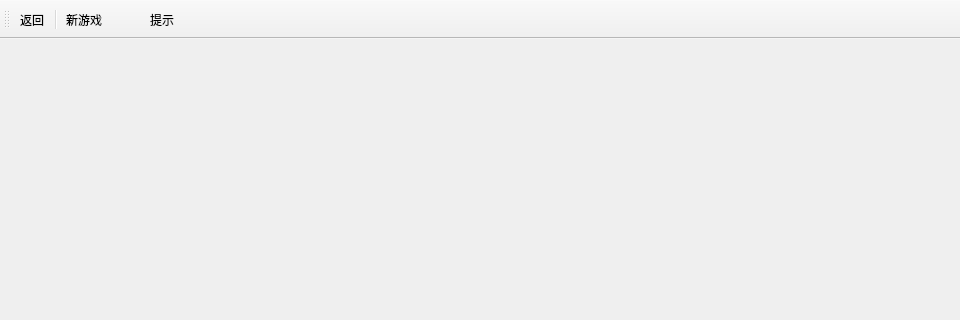
Above: 2026年面向对象课程设计/连连看/MainWindow.ui from siyuea17/schoolwork before the change; both pictures show x 0 to 960 and y 0 to 320 of the 960 by 740 pixel window. Below: the same form after it.
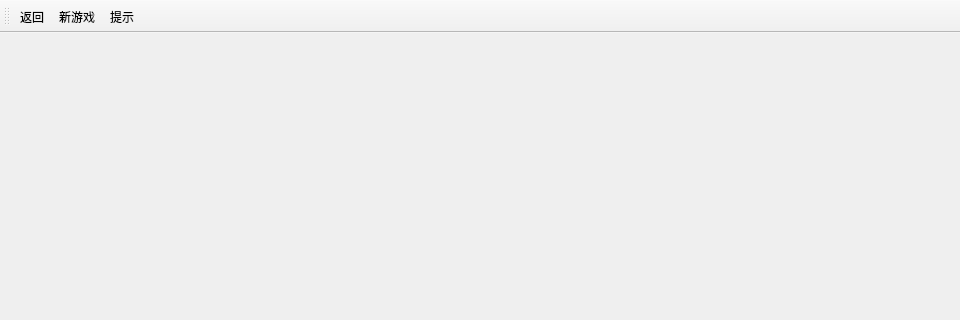
That is the form after the change.

Commit message: 移除工具栏中多余的分隔按钮

The edit to the form file:
```diff
--- a/2026年面向对象课程设计/连连看/MainWindow.ui
+++ b/2026年面向对象课程设计/连连看/MainWindow.ui
@@ -35,9 +35,7 @@
     <bool>false</bool>
    </attribute>
    <addaction name="homeAction"/>
-   <addaction name="separator"/>
    <addaction name="newGameAction"/>
-   <addaction name="separator2"/>
    <addaction name="hintAction"/>
   </widget>
   <widget class="QStatusBar" name="statusBar"/>
@@ -65,16 +63,6 @@
     <string>高亮一对可消除的方块</string>
    </property>
   </action>
-  <action name="separator">
-   <property name="separator" stdset="0">
-    <bool>true</bool>
-   </property>
-  </action>
-  <action name="separator2">
-   <property name="separator" stdset="0">
-    <bool>true</bool>
-   </property>
-  </action>
  </widget>
  <layoutdefault spacing="6" margin="11"/>
  <resources>
```
